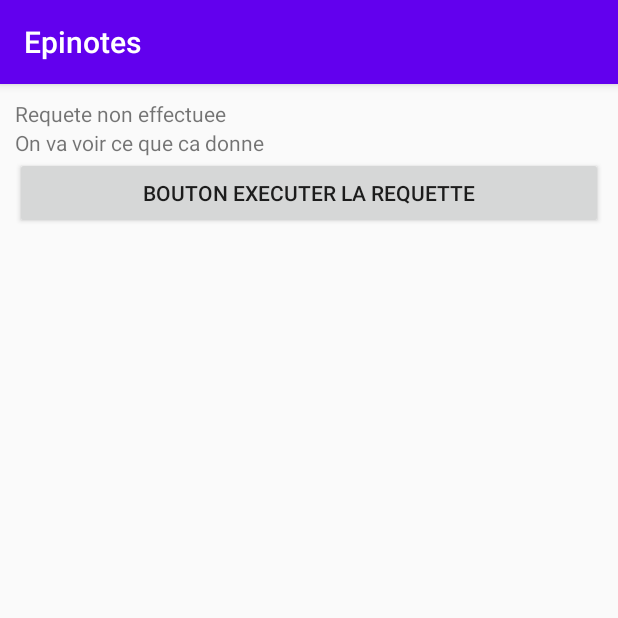
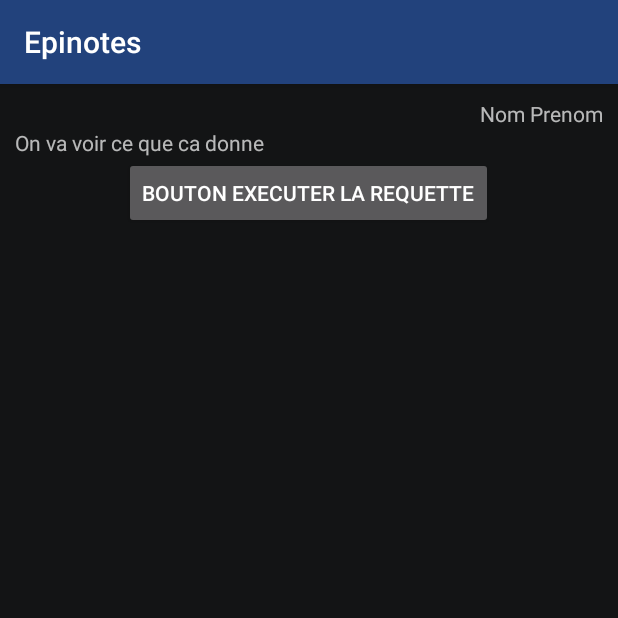
Before and after one commit to Hydrocarbure-H/Epinotes-Android-App, an Android app: the EpinotesAccueilActivity screen opened directly, with no data from a screen before it, after a tap on "BOUTON EXECUTER LA REQUETTE", on a phone screen of 412 x 824 dp, the top half of it. Run offline under Robolectric (Android 15) with nearby library versions, the phone set to English and light mode, and no system bars; our stand-ins replace Volley; libraries missing offline, so code that uses them is left out: com.nimbusds.jose; network calls fail; 1 statement that could not run was skipped.

Commit message:
VARIABLE EXTRACTION : OK

```diff
--- a/app/build.gradle
+++ b/app/build.gradle
@@ -33,7 +33,6 @@ android {
 }
 
 dependencies {
-
     implementation fileTree(dir: 'libs', include: ['*.jar'])
     implementation "org.jetbrains.kotlin:kotlin-stdlib-jdk7:$kotlin_version"
     implementation 'androidx.appcompat:appcompat:1.1.0'
--- a/app/src/main/AndroidManifest.xml
+++ b/app/src/main/AndroidManifest.xml
@@ -8,10 +8,10 @@
         android:label="@string/app_name"
         android:roundIcon="@mipmap/ic_launcher_round"
         android:supportsRtl="true"
-        android:theme="@style/Theme.EPINOTES">
+        android:theme="@style/Theme.EPINOTES"
+        >
         <activity android:name=".EpinotesAccueilActivity"></activity>
-        <activity android:name=".epinotes_accueil" />
-        <activity android:name=".MainActivity">
+                <activity android:name=".MainActivity">
             <intent-filter>
                 <action android:name="android.intent.action.MAIN" />
 
--- a/app/src/main/java/com/core2duo/epinotes/EpinotesAccueilActivity.kt
+++ b/app/src/main/java/com/core2duo/epinotes/EpinotesAccueilActivity.kt
@@ -2,8 +2,10 @@ package com.core2duo.epinotes
 
 import android.app.Activity
 import android.content.Context
+import android.os.AsyncTask
 import androidx.appcompat.app.AppCompatActivity
 import android.os.Bundle
+import android.util.Log
 import android.widget.Button
 import android.widget.TextView
 import android.widget.Toast
@@ -13,16 +15,25 @@ import com.android.volley.toolbox.StringRequest
 import com.android.volley.toolbox.Volley
 import com.nimbusds.jose.Header.parse
 import org.json.JSONObject
+import java.net.HttpURLConnection
+import java.net.URL
+import java.nio.ByteBuffer
+import java.util.concurrent.Executor
+import java.util.concurrent.Executors
 
 
 class EpinotesAccueilActivity : AppCompatActivity() {
     lateinit var request_button : Button
-    lateinit var requete_retour_TextView : TextView
+    lateinit var name_text_view : TextView
+    lateinit var campus_text_view : TextView
     lateinit var mail : String
     lateinit var request : String
     lateinit var url : String
     lateinit var campus : String
+    lateinit var answer : String
     private  val verification_code = "djhfbezqilbfiuyezbf15q16qreqerg54bj654kuyl654iuys65v1q6fv5atr651grtb65ytrdgn1dsf6h5dhj4ds6b4dn4bds1s681";
+
+
 
 
 
@@ -31,34 +42,39 @@ class EpinotesAccueilActivity : AppCompatActivity() {
         super.onCreate(savedInstanceState)
         setContentView(R.layout.activity_epinotes_accueil2)
         request_button = findViewById(R.id.request_button)
-        requete_retour_TextView= findViewById(R.id.requete_text_view) as TextView
+        name_text_view= findViewById(R.id.name_text_view) as TextView
+        campus_text_view = findViewById(R.id.campus_text_view) as TextView
 
+        requestToDo("thomas.peugnet@epita.fr", "nom", name_text_view)
 
         request_button.setOnClickListener {
 
             //Mail verification;  if mail is in the admin array -> redirection to EpinotesAccueilADMINActvitiy
 
-            val queue = Volley.newRequestQueue(this)
            // var mail = MainActivity().data_response.getString("mail")
 
+            //requestToDo("thomas.peugnet@epita.fr", "campus", campus_text_view)
 
-            // Scheme of a typical request. The auth on the server is allowed thanks to the mail and the verification_code. This request scheme will get the campus
-            // There is another type of argument : the mySQL request.
+            url = "https://epinotes.core2duo.fr/connect_android.php?mail=thomas.peugnet@epita.fr&code_verification=" + verification_code + "&requete=name"
+            println(answer)
+
+        }
+
+    }
 
 
 
+    fun requestToDo( mail : String, request : String, text_view : TextView)
+    {
+        val queue = Volley.newRequestQueue(this)
 
-            fun requestToDo( mail : String, request : String) : String
-            {
-
-                lateinit var answer : String
         url = "https://epinotes.core2duo.fr/connect_android.php?mail=" + mail + "&code_verification=" + verification_code + "&requete=" + request
 
-                var stringRequest_campus = StringRequest(Request.Method.GET, url,
-                        Response.Listener{
-                            response ->
-                            var answer = response.toString()
-                            println(answer)
+        var stringRequest = StringRequest(Request.Method.GET, url,
+                Response.Listener{ response ->
+
+                    answer = response
+
 
 
                 },
@@ -66,28 +82,10 @@ class EpinotesAccueilActivity : AppCompatActivity() {
                     fun Context.toast(message: CharSequence) =
                             Toast.makeText(this, "Erreur : Impossible d'effectuer la requete.", Toast.LENGTH_SHORT).show()
                 })
-                queue.add(stringRequest_campus)
-                println(answer)
-
-
-                return answer
-
-            }
-            campus = requestToDo( "thomas.peugnet@epita.fr", "campus")
-            println(campus)
-
-
-
-
-
-
-
-
+        queue.add(stringRequest)
 
 
     }
 
 
-
 }
-}
--- a/app/src/main/res/layout/activity_epinotes_accueil2.xml
+++ b/app/src/main/res/layout/activity_epinotes_accueil2.xml
@@ -1,28 +1,34 @@
 <?xml version="1.0" encoding="utf-8"?>
 <ScrollView xmlns:android="http://schemas.android.com/apk/res/android"
     android:layout_width="fill_parent"
-    android:layout_height="wrap_content"
+    android:layout_height="fill_parent"
     android:orientation="vertical"
+    android:background="@color/bg_color"
+    android:color="#FFF"
     android:padding="10dp"
     android:fillViewport="false">
 
     <LinearLayout xmlns:android="http://schemas.android.com/apk/res/android"
         android:orientation="vertical"
         android:layout_width="fill_parent"
-        android:layout_height="fill_parent" >
+        android:layout_height="fill_parent"
+
+        >
         <TextView
-            android:id="@+id/requete_text_view"
+            android:id="@+id/name_text_view"
+            android:layout_gravity="right"
             android:layout_height="wrap_content"
             android:layout_width="wrap_content"
-            android:text="Requete non effectuee" />
+            android:text="Nom Prenom" />
         <TextView
-            android:id="@+id/text"
+            android:id="@+id/campus_text_view"
             android:layout_height="wrap_content"
             android:layout_width="wrap_content"
             android:text="On va voir ce que ca donne" />
         <Button
             android:id="@+id/request_button"
-            android:layout_width="fill_parent"
+            android:layout_gravity="center"
+            android:layout_width="wrap_content"
             android:layout_height="wrap_content"
             android:text="Bouton executer la requette" />
     </LinearLayout>
--- a/app/src/main/res/values/colors.xml
+++ b/app/src/main/res/values/colors.xml
@@ -7,8 +7,11 @@
     <color name="teal_700">#FF018786</color>
     <color name="black">#FF000000</color>
     <color name="white">#FFFFFFFF</color>
-        <color name="colorPrimary">#6200EE</color>
-        <color name="colorPrimaryDark">#3700B3</color>
+        <color name="colorPrimary">#22427c</color>
+        <color name="colorPrimaryDark">#22427c</color>
         <color name="colorAccent">#03DAC5</color>
+    <color name="bg_color">#131415</color>
+
+
 
 </resources>
--- a/app/src/main/res/values/themes.xml
+++ b/app/src/main/res/values/themes.xml
@@ -1,7 +1,7 @@
 <?xml version="1.0" encoding="utf-8"?>
 <resources>
 <!-- Base application theme. -->
-<style name="Theme.EPINOTES" parent="Theme.AppCompat.Light.DarkActionBar">
+<style name="Theme.EPINOTES" parent="Theme.AppCompat">
     <!-- Customize your theme here. -->
     <item name="colorPrimary">@color/colorPrimary</item>
     <item name="colorPrimaryDark">@color/colorPrimaryDark</item>
```
Lines whose indentation alone changed are shown as unchanged.
